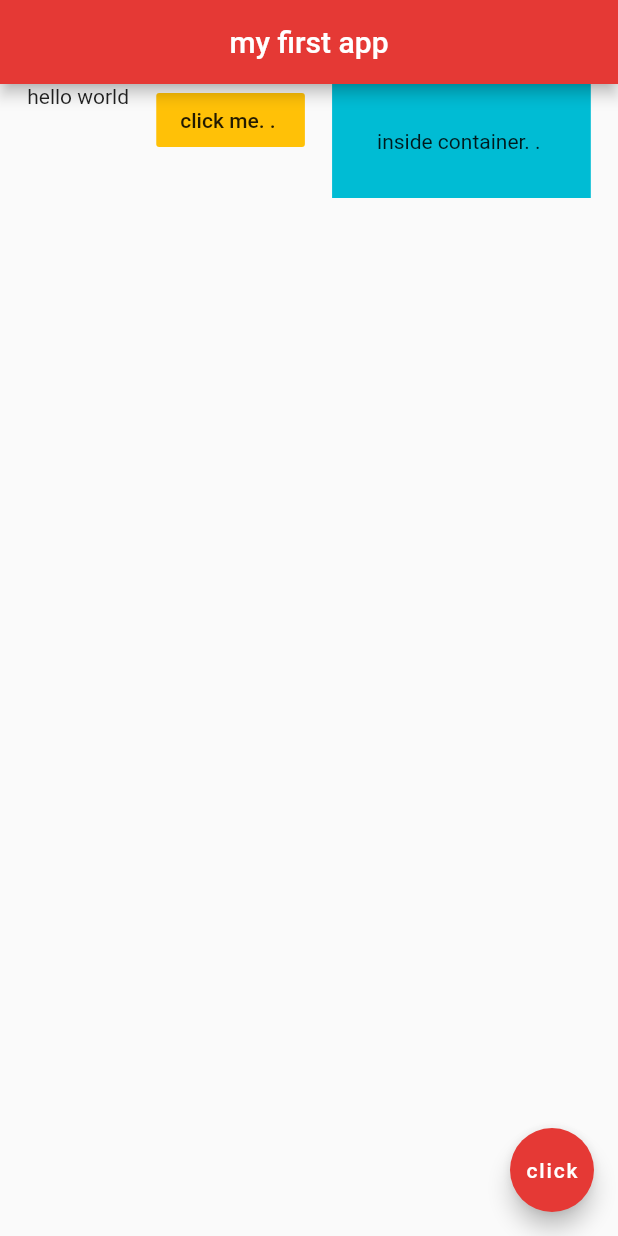
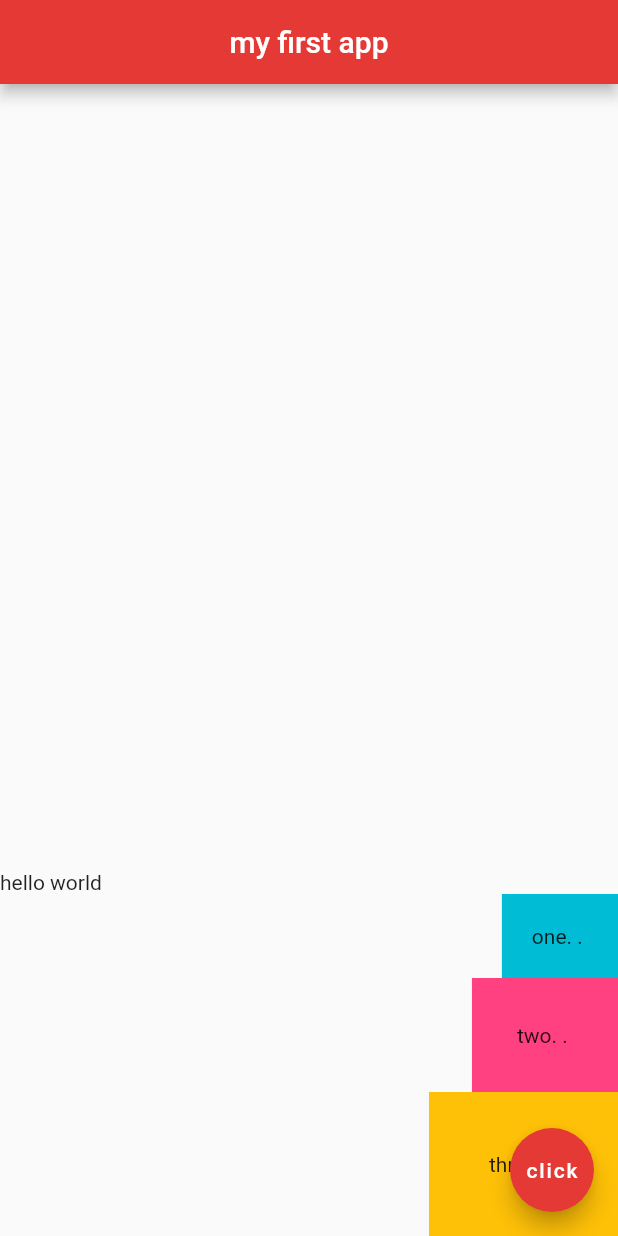
Before and after one commit to ranjithjaya/Flutter-Tutorial-for-Beginners, a Flutter app: the screen it shows after launch, on a phone screen of 412 x 824 dp. Run offline on Flutter 3.47's test engine with Material 2 defaults, Android fonts, the phone set to English and light mode, and no system bars.

Commit message:
#12 - Columns

```diff
--- a/lib/main.dart
+++ b/lib/main.dart
@@ -16,26 +16,46 @@ class Home extends StatelessWidget {
         centerTitle: true,
         backgroundColor: Colors.red[600],
       ),
-      body: Row(
+      body: Column(
         //mainAxisAlignment: MainAxisAlignment.center,
         //mainAxisAlignment: MainAxisAlignment.spaceBetween,
-        mainAxisAlignment: MainAxisAlignment.spaceEvenly,
-        // mainAxisAlignment: MainAxisAlignment.end
+        //mainAxisAlignment: MainAxisAlignment.spaceEvenly,
+        mainAxisAlignment: MainAxisAlignment.end,
 
         //crossAxisAlignment: CrossAxisAlignment.stretch,
         //crossAxisAlignment: CrossAxisAlignment.center,
-        crossAxisAlignment: CrossAxisAlignment.start,
+        //crossAxisAlignment: CrossAxisAlignment.start,
+        crossAxisAlignment: CrossAxisAlignment.end,
         children: <Widget>[
+          /*
           Text('hello world'),
           FlatButton(
             onPressed: () {},
             child: Text('click me. . '),
             color: Colors.amber,
           ),
+        */
+          Row(
+            children: <Widget>[
+              Text('hello'),
+              Text(' world'),
+            ],
+          ),
+
           Container(
             color: Colors.cyan,
+            padding: EdgeInsets.all(20.0),
+            child: Text('one. . '),
+          ),
+          Container(
+            color: Colors.pinkAccent,
             padding: EdgeInsets.all(30.0),
-            child: Text('inside container. . '),
+            child: Text('two. . '),
+          ),
+          Container(
+            color: Colors.amber,
+            padding: EdgeInsets.all(40.0),
+            child: Text('three. . '),
           ),
         ],
       ),
```
Also changed, not shown: 1 other file.
